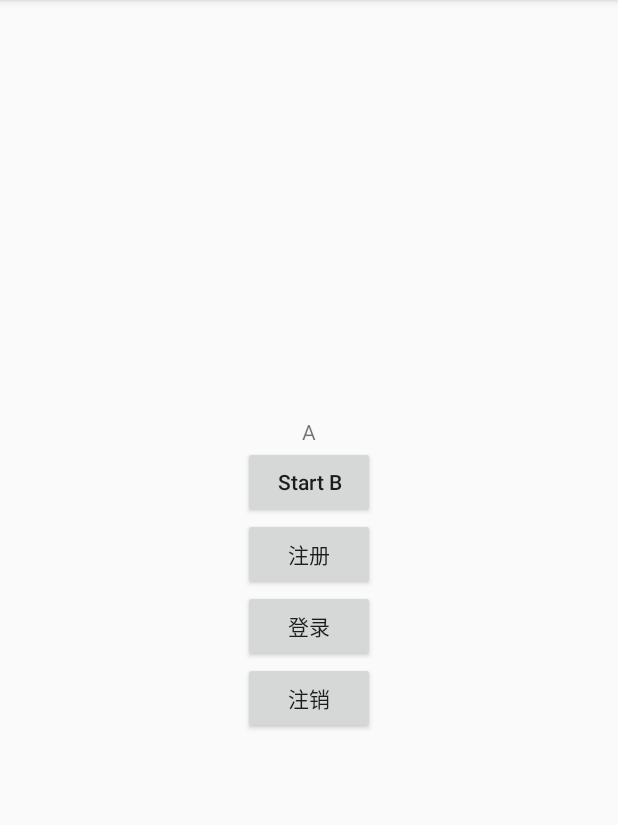
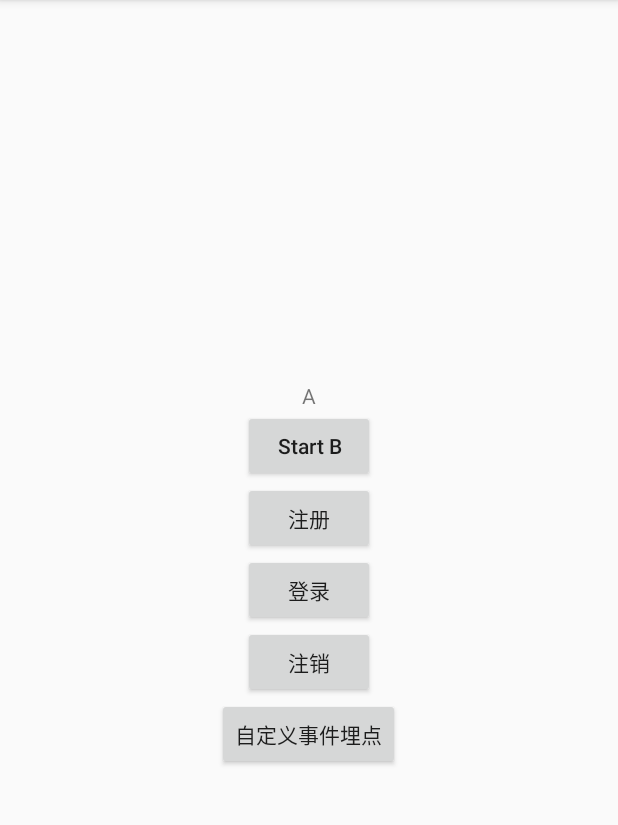
Before and after one commit to zhengjiong/AliMobileAnalyticsDemo, an Android app: the screen it shows after launch (AActivity), on a phone screen of 412 x 824 dp, the part 84-909 px from its top. Run offline under Robolectric (Android 15) with nearby library versions, the phone set to English and light mode, and no system bars; libraries missing offline, so code that uses them is left out: com.alibaba.mtl, com.alibaba.sdk; 6 statements that could not run were skipped.

```diff
--- a/app/src/main/java/com/zj/example/ali/App.kt
+++ b/app/src/main/java/com/zj/example/ali/App.kt
@@ -7,6 +7,7 @@ import android.os.SystemClock
 import com.alibaba.sdk.android.man.MANPageHitBuilder
 import com.alibaba.sdk.android.man.MANServiceProvider
 import com.zj.example.ali.activity.BActivity
+import com.zj.example.ali.activity.ClassAlias
 
 
 /**
@@ -22,6 +23,11 @@ class App : Application() {
 
     override fun onCreate() {
         super.onCreate()
+        initAliPageHit()
+        initManService()
+    }
+
+    fun initAliPageHit() {
         this.registerActivityLifecycleCallbacks(object : ActivityLifecycleCallbacks {
 
             override fun onActivityPaused(activity: Activity) {
@@ -53,7 +59,7 @@ class App : Application() {
             override fun onActivityDestroyed(activity: Activity) {
                 println("onActivityDestroyed=${activity::class.java.simpleName}")
 
-                val pageHitBuilder = MANPageHitBuilder(activity.javaClass.simpleName + "-Page");
+                val pageHitBuilder = MANPageHitBuilder(activity.javaClass.simpleName);
 
                 activityMap[activity.javaClass.simpleName]?.run {
                     pageHitBuilder.setDurationOnPage(this.duration)
@@ -86,10 +92,13 @@ class App : Application() {
 
             override fun onActivityCreated(activity: Activity, savedInstanceState: Bundle?) {
                 //println("onActivityCreated=${activity::class.java.simpleName}")
+                if (activity.javaClass.isAnnotationPresent(ClassAlias::class.java)) {
+                    val alias = activity.javaClass.getAnnotation(ClassAlias::class.java)
+                    println("alias=" + alias.alias)
+                }
             }
 
         })
-        initManService()
     }
 
     fun initManService() {
@@ -104,12 +113,12 @@ class App : Application() {
         manService.getMANAnalytics().turnOnDebug()
 
         // MAN初始化方法之一
-        manService.getMANAnalytics().init(this, applicationContext)
+        //manService.getMANAnalytics().init(this, applicationContext)
 
         // MAN另一初始化方法，手动指定appKey和appSecret
-//        val appKey = "25235650";
-//        val appSecret = "e1aad755f295e7c2edd73fae26a48f8d";
-//        manService.getMANAnalytics().init(this, this, appKey, appSecret);
+        val appKey = "25253161";
+        val appSecret = "0cbb1a8c6e99c5d226a44fb6a6285632";
+        manService.getMANAnalytics().init(this, this, appKey, appSecret);
 
         // 若需要关闭 SDK 的自动异常捕获功能可进行如下操作,详见文档5.4
         manService.getMANAnalytics().turnOffCrashReporter()
--- a/app/src/main/java/com/zj/example/ali/activity/AActivity.kt
+++ b/app/src/main/java/com/zj/example/ali/activity/AActivity.kt
@@ -5,8 +5,12 @@ import com.zj.example.ali.R
 import com.zj.example.ali.start
 import kotlinx.android.synthetic.main.activity_a.*
 import com.alibaba.sdk.android.man.MANServiceProvider
+import com.alibaba.mtl.log.e.s.send
+import com.alibaba.sdk.android.man.MANService
+import com.alibaba.sdk.android.man.MANHitBuilders
+import com.alibaba.sdk.android.man.MANHitBuilders.MANCustomHitBuilder
 
-
+@ClassAlias("AActivity-Page")
 class AActivity : BaseActivity() {
 
     override fun onCreate(savedInstanceState: Bundle?) {
@@ -26,5 +30,22 @@ class AActivity : BaseActivity() {
             // 注册用户埋点
             manService.manAnalytics.updateUserAccount("", "")
         }
+        customHit.setOnClickListener {
+            // 事件名称：customHit
+            val hitBuilder = MANHitBuilders.MANCustomHitBuilder("customHit")
+                    .apply {
+                        // 可使用如下接口设置时长：1分钟
+                        setDurationOnEvent((1 * 60 * 1000).toLong())
+                        // 设置关联的页面名称：聆听
+                        setEventPage(this@AActivity.javaClass.simpleName+"-Page")
+                        // 设置属性：类型摇滚
+                        setProperty("type", "rock")
+                        // 设置属性：歌曲标题
+                        setProperty("title", "wonderful tonight")
+                    }
+
+            // 发送自定义事件打点
+            MANServiceProvider.getService().manAnalytics.defaultTracker.send(hitBuilder.build())
+        }
     }
 }
--- a/app/src/main/res/layout/activity_a.xml
+++ b/app/src/main/res/layout/activity_a.xml
@@ -46,4 +46,11 @@
         android:text="注销"
         android:textAllCaps="false"
         />
+    <Button
+        android:id="@+id/customHit"
+        android:layout_width="wrap_content"
+        android:layout_height="wrap_content"
+        android:text="自定义事件埋点"
+        android:textAllCaps="false"
+        />
 </LinearLayout>
```
Also changed, not shown: app/src/main/java/com/zj/example/ali/activity/ClassAlias.kt (added, +13 -0 lines).
